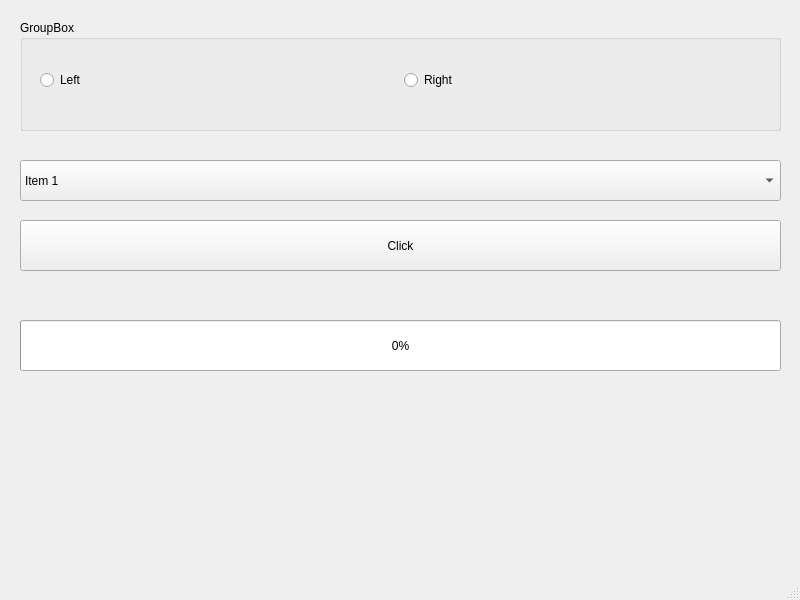
The window that cross_platform_development_on_qt/widgets/task_1/mainwindow.ui (Morgan-Co/Netology) describes before a commit, drawn with Qt 5.
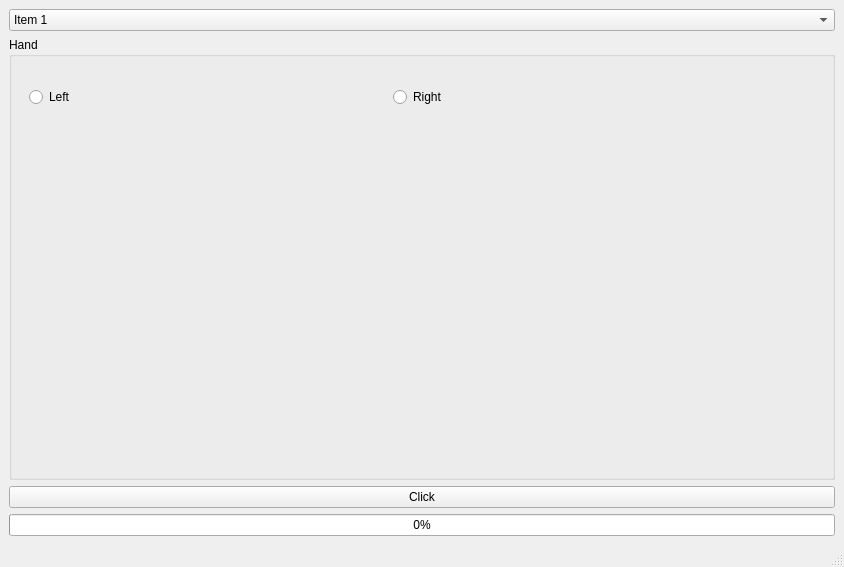
The same window after the commit.

Diff of the .ui file:
```diff
--- a/cross_platform_development_on_qt/widgets/task_1/mainwindow.ui
+++ b/cross_platform_development_on_qt/widgets/task_1/mainwindow.ui
@@ -6,62 +6,19 @@
    <rect>
     <x>0</x>
     <y>0</y>
-    <width>800</width>
-    <height>600</height>
+    <width>844</width>
+    <height>567</height>
    </rect>
   </property>
   <property name="windowTitle">
    <string>MainWindow</string>
   </property>
   <widget class="QWidget" name="centralwidget">
-   <widget class="QGroupBox" name="groupBox">
-    <property name="geometry">
-     <rect>
-      <x>20</x>
-      <y>20</y>
-      <width>761</width>
-      <height>111</height>
-     </rect>
-    </property>
-    <property name="title">
-     <string>GroupBox</string>
-    </property>
-    <widget class="QWidget" name="horizontalLayoutWidget">
-     <property name="geometry">
-      <rect>
-       <x>20</x>
-       <y>30</y>
-       <width>721</width>
-       <height>61</height>
-      </rect>
-     </property>
-     <layout class="QHBoxLayout" name="horizontalLayout">
+   <layout class="QVBoxLayout" name="verticalLayout_2">
       <item>
-       <widget class="QRadioButton" name="left_radioButton">
-        <property name="text">
-         <string>Left</string>
-        </property>
-       </widget>
-      </item>
+     <layout class="QVBoxLayout" name="verticalLayout">
       <item>
-       <widget class="QRadioButton" name="right_radioButton">
-        <property name="text">
-         <string>Right</string>
-        </property>
-       </widget>
-      </item>
-     </layout>
-    </widget>
-   </widget>
    <widget class="QComboBox" name="comboBox">
-    <property name="geometry">
-     <rect>
-      <x>20</x>
-      <y>160</y>
-      <width>761</width>
-      <height>41</height>
-     </rect>
-    </property>
     <property name="minimumSize">
      <size>
       <width>100</width>
@@ -94,32 +51,57 @@
      </property>
     </item>
    </widget>
+      </item>
+      <item>
+       <widget class="QGroupBox" name="groupBox">
+        <property name="title">
+         <string>Hand</string>
+        </property>
+        <widget class="QWidget" name="horizontalLayoutWidget">
+         <property name="geometry">
+          <rect>
+           <x>20</x>
+           <y>30</y>
+           <width>721</width>
+           <height>61</height>
+          </rect>
+         </property>
+         <layout class="QHBoxLayout" name="horizontalLayout">
+          <item>
+           <widget class="QRadioButton" name="left_radioButton">
+            <property name="text">
+             <string>Left</string>
+            </property>
+           </widget>
+          </item>
+          <item>
+           <widget class="QRadioButton" name="right_radioButton">
+            <property name="text">
+             <string>Right</string>
+            </property>
+           </widget>
+          </item>
+         </layout>
+        </widget>
+       </widget>
+      </item>
+      <item>
    <widget class="QPushButton" name="pushButton">
-    <property name="geometry">
-     <rect>
-      <x>20</x>
-      <y>220</y>
-      <width>761</width>
-      <height>51</height>
-     </rect>
-    </property>
     <property name="text">
      <string>Click</string>
     </property>
    </widget>
+      </item>
+      <item>
    <widget class="QProgressBar" name="progressBar">
-    <property name="geometry">
-     <rect>
-      <x>20</x>
-      <y>320</y>
-      <width>761</width>
-      <height>51</height>
-     </rect>
-    </property>
     <property name="value">
      <number>0</number>
     </property>
    </widget>
+      </item>
+     </layout>
+    </item>
+   </layout>
   </widget>
   <widget class="QMenuBar" name="menubar">
    <property name="geometry">
```
Left out of the diff: 2 changed lines with no effect on the pictures. Lines whose indentation alone changed are shown as unchanged.
